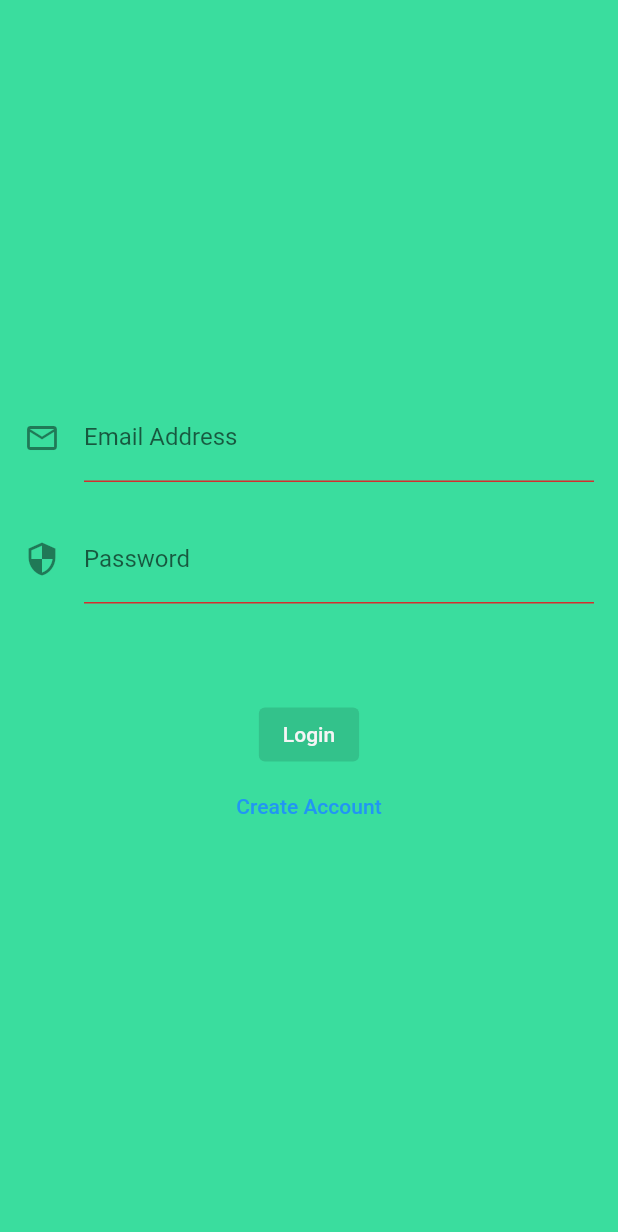
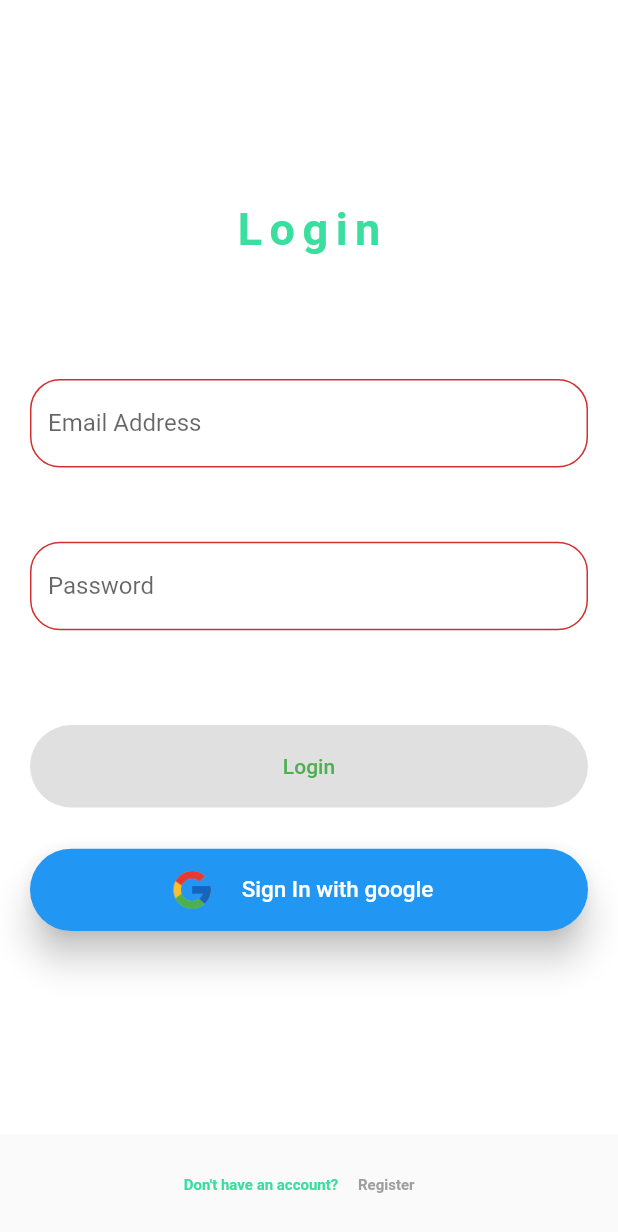
Before and after one commit to enochviewu95/carespot, a Flutter app: the screen it shows after launch, on a phone screen of 412 x 824 dp. Shown: the top 1232 px of the screen. Run offline on Flutter 3.47's test engine with Material 2 defaults, Android fonts, the phone set to English and light mode, and no system bars; our stand-ins replace firebase_auth, firebase_core, google_sign_in; accounts and stored records are empty.

Commit message:
Login page 70% completed

```diff
--- a/lib/pages/login_page.dart
+++ b/lib/pages/login_page.dart
@@ -1,7 +1,6 @@
 import 'package:carespot/bloc/login_bloc.dart';
 import 'package:carespot/services/authentication.dart';
 import 'package:carespot/utils/colors.dart';
-import 'package:flutter/cupertino.dart';
 import 'package:flutter/material.dart';
 
 class LoginPage extends StatefulWidget {
@@ -12,28 +11,24 @@ class LoginPage extends StatefulWidget {
 }
 
 class _LoginPageState extends State<LoginPage> {
-
-  String _email = '';
+  // String _email = '';
   LoginBloc? _loginBloc;
 
-
-
-  void onGoogleSignClick() {
-    final auth = AuthenticationService();
-    final credentials = auth.signInWithGoogle();
-    setState(() {
-      _email = credentials.toString();
-    });
-    // auth.signOut();
-  }
-
+  //
+  // void onGoogleSignClick() {
+  //   final auth = AuthenticationService();
+  //   final credentials = auth.signInWithGoogle();
+  //   setState(() {
+  //     _email = credentials.toString();
+  //   });
+  //   // auth.signOut();
+  // }
 
   @override
   void initState() {
     super.initState();
     _loginBloc = LoginBloc(AuthenticationService());
   }
-
 
   @override
   void dispose() {
@@ -47,123 +42,193 @@ class _LoginPageState extends State<LoginPage> {
         body: SafeArea(
             child: Container(
                 width: MediaQuery.of(context).size.width,
-        decoration: const BoxDecoration(color: ComponentColors.primaryColor),
+                decoration: const BoxDecoration(color: Colors.white),
                 child: Padding(
-          padding: const EdgeInsets.all(16.0),
+                  padding: const EdgeInsets.all(20.0),
                   child: Column(
                     crossAxisAlignment: CrossAxisAlignment.center,
                     mainAxisAlignment: MainAxisAlignment.center,
                     mainAxisSize: MainAxisSize.max,
                     children: [
+                      const Align(
+                        alignment: Alignment.topCenter,
+                        child: Text(
+                          'Login',
+                          style: TextStyle(
+                            color: ComponentColors.primaryColor,
+                            fontSize: 30,
+                            fontWeight: FontWeight.bold,
+                            letterSpacing: 5.0,
+                          ),
+                        ),
+                      ),
+                      SizedBox(
+                        height: MediaQuery.of(context).size.height / 10,
+                      ),
                       StreamBuilder(
                         stream: _loginBloc?.email,
-                builder: (BuildContext context,AsyncSnapshot snapshot)=> TextField(
+                        builder:
+                            (BuildContext context, AsyncSnapshot snapshot) =>
+                                TextField(
                           keyboardType: TextInputType.emailAddress,
                           decoration: InputDecoration(
+                            border: OutlineInputBorder(
+                                borderRadius: BorderRadius.circular(20.0),
+                                borderSide:
+                                    const BorderSide(color: Colors.black)),
                             labelText: 'Email Address',
-                    icon: const Icon(Icons.mail_outline),
-                    errorText: snapshot.error != null ? snapshot.error.toString():'',
+                            errorText: snapshot.error != null
+                                ? snapshot.error.toString()
+                                : '',
                           ),
                           onChanged: _loginBloc?.emailChanged.add,
                         ),
                       ),
+                      SizedBox(
+                        height: MediaQuery.of(context).size.height / 30,
+                      ),
                       StreamBuilder(
                         stream: _loginBloc?.password,
-                builder: (BuildContext context, AsyncSnapshot snapshot)=> TextField(
+                        builder:
+                            (BuildContext context, AsyncSnapshot snapshot) =>
+                                TextField(
                           obscureText: true,
                           decoration: InputDecoration(
+                            border: OutlineInputBorder(
+                              borderRadius: BorderRadius.circular(20.0),
+                            ),
                             labelText: 'Password',
-                    icon: const Icon(Icons.security),
-                    errorText: snapshot.error != null ? snapshot.error.toString():'',
+                            errorText: snapshot.error != null
+                                ? snapshot.error.toString()
+                                : '',
                           ),
-                  onChanged: _loginBloc?.passwordChanged.add,              ),
+                          onChanged: _loginBloc?.passwordChanged.add,
                         ),
-              SizedBox(height: MediaQuery.of(context).size.height/20,),
+                      ),
+                      SizedBox(
+                        height: MediaQuery.of(context).size.height / 20,
+                      ),
                       _buildLoginAndCreateButtons(),
-              // Text('This is email $_email'),
-              // TextButton.icon(
-              //   style: ButtonStyle(
-              //     backgroundColor: MaterialStateProperty.all(Colors.blue),
-              //     elevation: MaterialStateProperty.all(10.0),
-              //   ),
-              //   onPressed: () => onGoogleSignClick(),
-              //   label: const Padding(
-              //     padding: EdgeInsets.symmetric(vertical: 10, horizontal: 10),
-              //     child: Text(
-              //       'Sign In with google',
-              //       style: TextStyle(fontSize: 20, color: Colors.white),
-              //     ),
-              //   ),
-              //   icon: Image.asset(
-              //     'assets/images/google.png',
-              //     width: 30.0,
-              //   ),
-              // )
                     ],
                   ),
-        )
-      )),
-    );
+                ))),
+        bottomNavigationBar: Padding(
+            padding:
+                const EdgeInsets.symmetric(vertical: 10.0, horizontal: 0.0),
+            child: Row(
+              mainAxisAlignment: MainAxisAlignment.center,
+              children: [
+                const Text(
+                  "Don't have an account?",
+                  style: TextStyle(
+                      color: ComponentColors.primaryColor,
+                      fontWeight: FontWeight.bold,
+                      fontSize: 10),
+                ),
+                TextButton(
+                  child: const Text(
+                    'Register',
+                    style: TextStyle(
+                      color: Colors.grey,
+                      fontSize: 10,
+                      fontWeight: FontWeight.bold,
+                    ),
+                  ),
+                  onPressed: () {
+                    _loginBloc?.loginOrCreateButtonChanged
+                        .add('Create Account');
+                  },
+                ),
+              ],
+            )));
   }
 
-  Widget _buildLoginAndCreateButtons(){
+  Widget _buildLoginAndCreateButtons() {
     return StreamBuilder(
       initialData: 'Login',
       stream: _loginBloc?.loginOrCreateButton,
-      builder: ((BuildContext context,AsyncSnapshot snapshot){
-        if(snapshot.data == 'Login'){
+      builder: ((BuildContext context, AsyncSnapshot snapshot) {
+        if (snapshot.data == 'Login') {
           return _buttonsLogin();
-        }else if(snapshot.data == 'Create Account'){
+        } else if (snapshot.data == 'Create Account') {
           return _buttonsCreateAccount();
-        }else{
+        } else {
           return Container();
         }
       }),
     );
   }
 
-  Column _buttonsLogin(){
+  Column _buttonsLogin() {
     return Column(
       crossAxisAlignment: CrossAxisAlignment.center,
       children: [
         StreamBuilder(
             initialData: false,
             stream: _loginBloc?.enableLoginCreateButton,
-          builder: (BuildContext context,AsyncSnapshot snapshot)=>
-            ElevatedButton(
+            builder: (BuildContext context, AsyncSnapshot snapshot) => SizedBox(
+                  width: MediaQuery.of(context).size.width,
+                  height: MediaQuery.of(context).size.height / 15,
+                  child: ElevatedButton(
                     child: const Text('Login'),
                     onPressed: snapshot.data
                         ? () => _loginBloc?.loginOrCreateChanged.add('Login')
-              :null,
+                        : null,
                     style: ElevatedButton.styleFrom(
-                primary: Colors.lightGreen.shade200,
+                      primary: ComponentColors.primaryColor,
                       elevation: 16.0,
-                onSurface: Colors.grey.shade100,
+                      onSurface: Colors.green,
+                      shape: const StadiumBorder(),
                     ),
                   ),
+                )),
+        SizedBox(
+          height: MediaQuery.of(context).size.height / 30,
         ),
-        TextButton(
-          child: const Text('Create Account'),
-          onPressed: (){
-            _loginBloc?.loginOrCreateButtonChanged.add('Create Account');
-          },
-        )
+        StreamBuilder(
+            initialData: false,
+            stream: _loginBloc?.enableLoginCreateButton,
+            builder: (BuildContext context, AsyncSnapshot snapshot) => SizedBox(
+                  width: MediaQuery.of(context).size.width,
+                  height: MediaQuery.of(context).size.height / 15,
+                  child: TextButton.icon(
+                    style: ButtonStyle(
+                        backgroundColor: MaterialStateProperty.all(Colors.blue),
+                        elevation: MaterialStateProperty.all(10.0),
+                        shape:
+                            MaterialStateProperty.all(const StadiumBorder())),
+                    onPressed: () => {},
+                    label: const Padding(
+                      padding:
+                          EdgeInsets.symmetric(vertical: 10, horizontal: 10),
+                      child: Text(
+                        'Sign In with google',
+                        style: TextStyle(fontSize: 15, color: Colors.white),
+                      ),
+                    ),
+                    icon: Image.asset(
+                      'assets/images/google.png',
+                      width: 30.0,
+                    ),
+                  ),
+                )),
       ],
     );
   }
 
-  Column _buttonsCreateAccount(){
+  Column _buttonsCreateAccount() {
     return Column(
       crossAxisAlignment: CrossAxisAlignment.center,
       children: [
         StreamBuilder(
           initialData: false,
           stream: _loginBloc?.enableLoginCreateButton,
-          builder: (BuildContext context, AsyncSnapshot snapshot)=>
+          builder: (BuildContext context, AsyncSnapshot snapshot) =>
               ElevatedButton(
             child: const Text('Create Account'),
             onPressed: snapshot.data
-              ? ()=> _loginBloc?.loginOrCreateChanged.add('Create Account'):null,
+                ? () => _loginBloc?.loginOrCreateChanged.add('Create Account')
+                : null,
             style: ElevatedButton.styleFrom(
               elevation: 16.0,
               primary: Colors.lightGreen.shade200,
```
Lines whose indentation alone changed are shown as unchanged.
